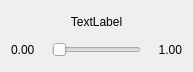
Qt form smoke/view/floatslider.ui (bvanloon/Scientific-Visualization) before a commit.
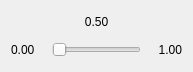
The same form after that commit.

Commit message: Set up the floatSlider.

What changed in the file:
```diff
--- a/smoke/view/floatslider.ui
+++ b/smoke/view/floatslider.ui
@@ -17,7 +17,7 @@
    <item>
     <widget class="QLabel" name="valueLabel">
      <property name="text">
-      <string>TextLabel</string>
+      <string>0.50</string>
      </property>
      <property name="alignment">
       <set>Qt::AlignCenter</set>
```
Left out of the diff: 2 changed lines with no effect on the pictures. The commit also changes 2 other files.
